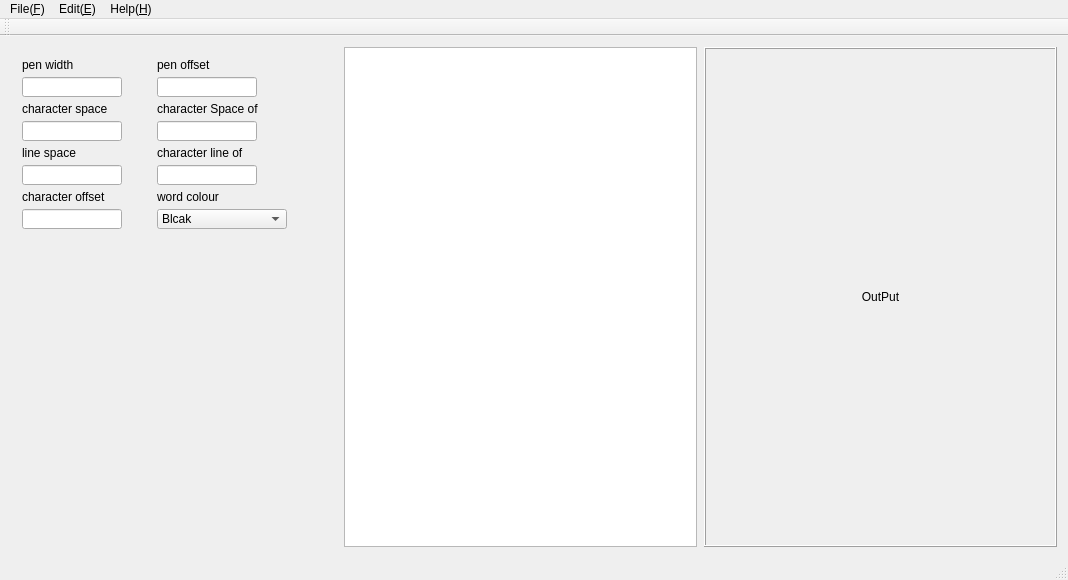
The window that mainwindow.ui (HanFa/godhand) describes before a commit, drawn with Qt 5.
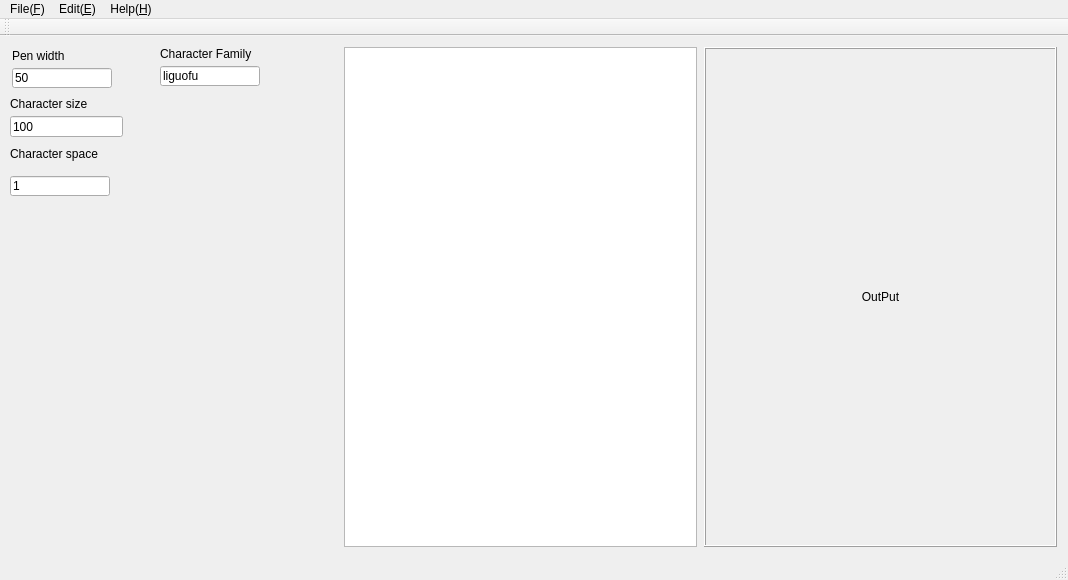
The same window after the commit.

Diff of the .ui file:
```diff
--- a/mainwindow.ui
+++ b/mainwindow.ui
@@ -41,168 +41,6 @@
    <enum>Qt::ToolButtonIconOnly</enum>
   </property>
   <widget class="QWidget" name="centralWidget">
-   <widget class="QWidget" name="verticalLayoutWidget">
-    <property name="geometry">
-     <rect>
-      <x>11</x>
-      <y>11</y>
-      <width>321</width>
-      <height>191</height>
-     </rect>
-    </property>
-    <layout class="QFormLayout" name="formLayout">
-     <property name="labelAlignment">
-      <set>Qt::AlignLeading|Qt::AlignLeft|Qt::AlignVCenter</set>
-     </property>
-     <property name="horizontalSpacing">
-      <number>35</number>
-     </property>
-     <property name="verticalSpacing">
-      <number>5</number>
-     </property>
-     <item row="0" column="0">
-      <widget class="QLabel" name="PenWidthLab">
-       <property name="text">
-        <string>pen width</string>
-       </property>
-      </widget>
-     </item>
-     <item row="0" column="1">
-      <widget class="QLabel" name="PenOffsetLab">
-       <property name="text">
-        <string>pen offset</string>
-       </property>
-      </widget>
-     </item>
-     <item row="1" column="0">
-      <widget class="QLineEdit" name="PenWidthTxt">
-       <property name="maximumSize">
-        <size>
-         <width>100</width>
-         <height>20</height>
-        </size>
-       </property>
-      </widget>
-     </item>
-     <item row="1" column="1">
-      <widget class="QLineEdit" name="PenOffsetTxt">
-       <property name="maximumSize">
-        <size>
-         <width>100</width>
-         <height>20</height>
-        </size>
-       </property>
-      </widget>
-     </item>
-     <item row="2" column="0">
-      <widget class="QLabel" name="CharacterSpaceLab">
-       <property name="text">
-        <string>character space</string>
-       </property>
-      </widget>
-     </item>
-     <item row="2" column="1">
-      <widget class="QLabel" name="CharacterSpaceOfLab">
-       <property name="text">
-        <string>character Space of</string>
-       </property>
-      </widget>
-     </item>
-     <item row="3" column="0">
-      <widget class="QLineEdit" name="CharacterSpaceTxt">
-       <property name="maximumSize">
-        <size>
-         <width>100</width>
-         <height>20</height>
-        </size>
-       </property>
-      </widget>
-     </item>
-     <item row="3" column="1">
-      <widget class="QLineEdit" name="CharacterSpaceOfTxt">
-       <property name="maximumSize">
-        <size>
-         <width>100</width>
-         <height>20</height>
-        </size>
-       </property>
-      </widget>
-     </item>
-     <item row="4" column="0">
-      <widget class="QLabel" name="LineSpaceLab">
-       <property name="text">
-        <string>line space</string>
-       </property>
-      </widget>
-     </item>
-     <item row="4" column="1">
-      <widget class="QLabel" name="CharacterLineOfLab">
-       <property name="text">
-        <string>character line of</string>
-       </property>
-      </widget>
-     </item>
-     <item row="5" column="0">
-      <widget class="QLineEdit" name="LinSpaceTxt">
-       <property name="maximumSize">
-        <size>
-         <width>100</width>
-         <height>20</height>
-        </size>
-       </property>
-      </widget>
-     </item>
-     <item row="5" column="1">
-      <widget class="QLineEdit" name="CharacterLineOfTxt">
-       <property name="maximumSize">
-        <size>
-         <width>100</width>
-         <height>20</height>
-        </size>
-       </property>
-      </widget>
-     </item>
-     <item row="6" column="0">
-      <widget class="QLabel" name="CharacterOffsetLab">
-       <property name="text">
-        <string>character offset</string>
-       </property>
-      </widget>
-     </item>
-     <item row="7" column="0">
-      <widget class="QLineEdit" name="CharacterOffsetTxt">
-       <property name="maximumSize">
-        <size>
-         <width>100</width>
-         <height>20</height>
-        </size>
-       </property>
-      </widget>
-     </item>
-     <item row="7" column="1">
-      <widget class="QComboBox" name="WordColourCbx">
-       <property name="maximumSize">
-        <size>
-         <width>130</width>
-         <height>20</height>
-        </size>
-       </property>
-       <item>
-        <property name="text">
-         <string extracomment="黑色">Blcak</string>
-        </property>
-       </item>
-      </widget>
-     </item>
-     <item row="6" column="1">
-      <widget class="QLabel" name="WordColourLab">
-       <property name="text">
-        <string>word colour</string>
-       </property>
-      </widget>
-     </item>
-    </layout>
-   </widget>
    <widget class="QLabel" name="OutPhotoLab">
     <property name="geometry">
      <rect>
@@ -274,6 +112,128 @@
      </size>
     </property>
    </widget>
+   <widget class="QLineEdit" name="CharacterSpaceTxt">
+    <property name="geometry">
+     <rect>
+      <x>10</x>
+      <y>140</y>
+      <width>100</width>
+      <height>20</height>
+     </rect>
+    </property>
+    <property name="maximumSize">
+     <size>
+      <width>100</width>
+      <height>20</height>
+     </size>
+    </property>
+    <property name="text">
+     <string>1</string>
+    </property>
+   </widget>
+   <widget class="QLabel" name="CharacterSpaceLab">
+    <property name="geometry">
+     <rect>
+      <x>10</x>
+      <y>110</y>
+      <width>120</width>
+      <height>16</height>
+     </rect>
+    </property>
+    <property name="text">
+     <string>Character space</string>
+    </property>
+   </widget>
+   <widget class="QLabel" name="CharacterSizeLab">
+    <property name="geometry">
+     <rect>
+      <x>10</x>
+      <y>60</y>
+      <width>120</width>
+      <height>16</height>
+     </rect>
+    </property>
+    <property name="text">
+     <string>Character size</string>
+    </property>
+   </widget>
+   <widget class="QLineEdit" name="CharacterSizeTxt">
+    <property name="geometry">
+     <rect>
+      <x>10</x>
+      <y>80</y>
+      <width>113</width>
+      <height>21</height>
+     </rect>
+    </property>
+    <property name="text">
+     <string>100</string>
+    </property>
+   </widget>
+   <widget class="QLabel" name="PenWidthLab">
+    <property name="geometry">
+     <rect>
+      <x>12</x>
+      <y>12</y>
+      <width>120</width>
+      <height>16</height>
+     </rect>
+    </property>
+    <property name="text">
+     <string>Pen width</string>
+    </property>
+   </widget>
+   <widget class="QLineEdit" name="PenWidthTxt">
+    <property name="geometry">
+     <rect>
+      <x>12</x>
+      <y>32</y>
+      <width>100</width>
+      <height>20</height>
+     </rect>
+    </property>
+    <property name="maximumSize">
+     <size>
+      <width>100</width>
+      <height>20</height>
+     </size>
+    </property>
+    <property name="text">
+     <string>50</string>
+    </property>
+   </widget>
+   <widget class="QLineEdit" name="CharacterFamilyTxt">
+    <property name="geometry">
+     <rect>
+      <x>160</x>
+      <y>30</y>
+      <width>100</width>
+      <height>20</height>
+     </rect>
+    </property>
+    <property name="maximumSize">
+     <size>
+      <width>100</width>
+      <height>20</height>
+     </size>
+    </property>
+    <property name="text">
+     <string>liguofu</string>
+    </property>
+   </widget>
+   <widget class="QLabel" name="CharacterFamilyLab">
+    <property name="geometry">
+     <rect>
+      <x>160</x>
+      <y>10</y>
+      <width>128</width>
+      <height>16</height>
+     </rect>
+    </property>
+    <property name="text">
+     <string>Character Family</string>
+    </property>
+   </widget>
   </widget>
   <widget class="QMenuBar" name="menuBar">
    <property name="geometry">
```
Left out of the diff: 2 changed lines with no effect on the pictures.
